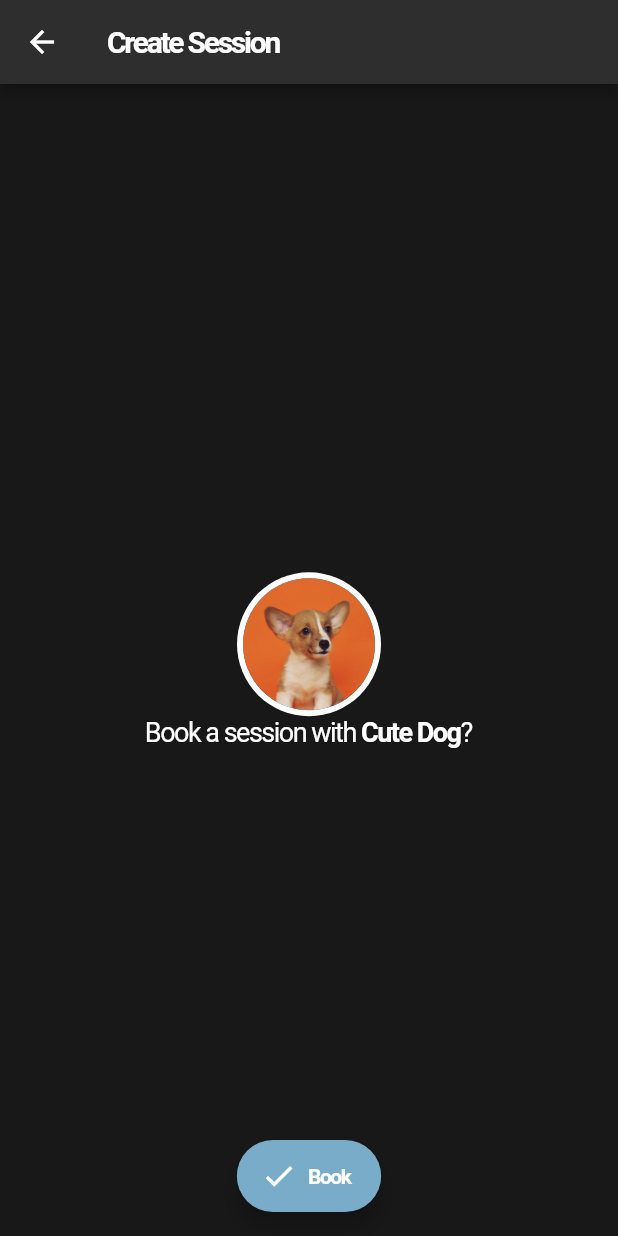
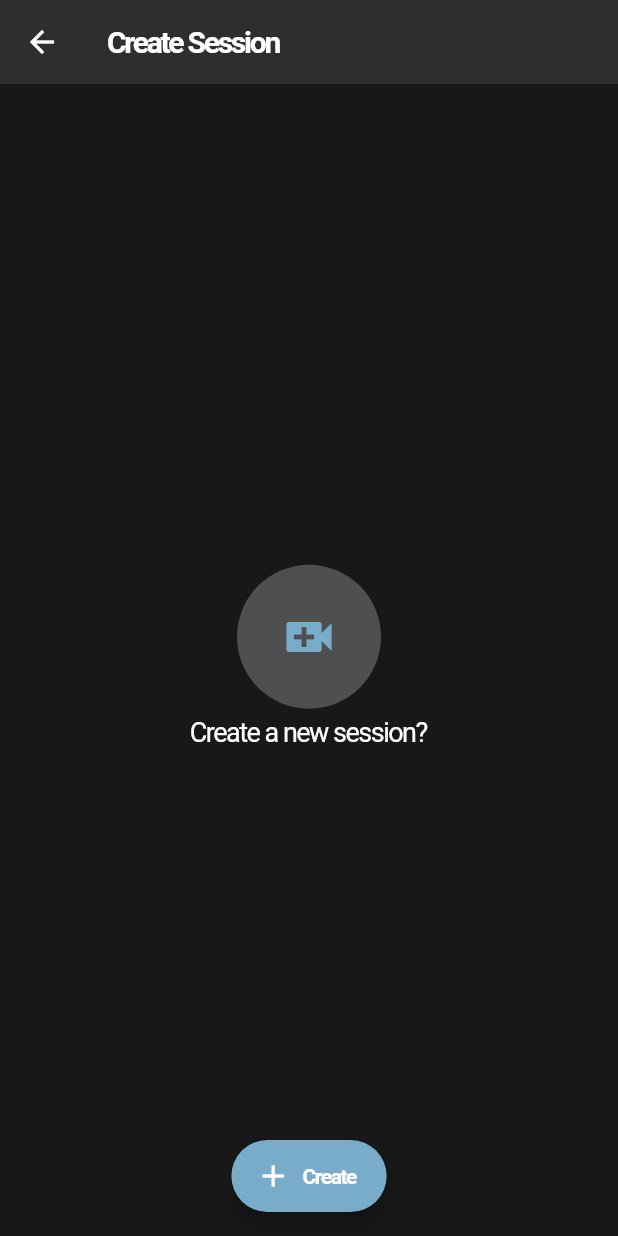
Before and after one commit to dnrm/hackathon, a Flutter app: the CreateSession screen opened directly, on a phone screen of 412 x 824 dp. Run offline on Flutter 3.47's test engine with Material 2 defaults, Android fonts, the phone set to English and light mode, and no system bars; our stand-ins replace cloud_firestore, firebase_auth, firebase_core; accounts and stored records are empty.

Commit message:
:sparkles: Improved the shop's UI and redesigned Create Session tab

```diff
--- a/lib/pages/create_session.dart
+++ b/lib/pages/create_session.dart
@@ -13,6 +13,7 @@ class _CreateSessionState extends State<CreateSession> {
     return Scaffold(
       appBar: AppBar(
         backgroundColor: const Color(0xFF2E2E2E),
+        shadowColor: Colors.transparent,
         title: const Text(
           'Create Session',
           style: TextStyle(
@@ -24,9 +25,9 @@ class _CreateSessionState extends State<CreateSession> {
       ),
       floatingActionButton: FloatingActionButton.extended(
         onPressed: () {},
-        icon: const Icon(Icons.check),
+        icon: const Icon(Icons.add),
         label: const Text(
-          "Book",
+          "Create",
           style: TextStyle(
             letterSpacing: -1,
             fontWeight: FontWeight.w600,
@@ -42,35 +43,18 @@ class _CreateSessionState extends State<CreateSession> {
           mainAxisAlignment: MainAxisAlignment.center,
           children: const [
             CircleAvatar(
-              backgroundColor: Colors.white,
+              backgroundColor: Colors.white24,
               radius: 48,
-              child: CircleAvatar(
-                radius: 44,
-                backgroundImage: AssetImage("images/dog.jpg"),
+              child: Icon(
+                Icons.video_call,
+                size: 40,
+                color: Color(0xFF78ACC9),
               ),
             ),
-            Text.rich(
-              TextSpan(
-                text: 'Book a session with ',
-                children: [
-                  TextSpan(
-                    text: 'Cute Dog',
-                    children: [
-                      TextSpan(
-                        text: "?",
-                        style: TextStyle(
-                          color: Colors.white,
-                          fontWeight: FontWeight.w400,
-                          fontSize: 18,
-                          letterSpacing: -1,
-                        ),
-                      ),
-                    ],
-                    style: TextStyle(
-                      fontWeight: FontWeight.w700,
-                    ),
-                  ),
-                ],
+            Padding(
+              padding: EdgeInsets.symmetric(vertical: 5),
+              child: Text(
+                "Create a new session?",
                 style: TextStyle(
                   color: Colors.white,
                   fontWeight: FontWeight.w400,
@@ -78,7 +62,7 @@ class _CreateSessionState extends State<CreateSession> {
                   letterSpacing: -1,
                 ),
               ),
-            ),
+            )
           ],
         ),
       ),
```
Also changed, not shown: lib/pages/profile.dart (+14 -6 lines), lib/pages/shop.dart (+30 -52 lines), lib/pages/shop_container.dart (+23 -62 lines).
